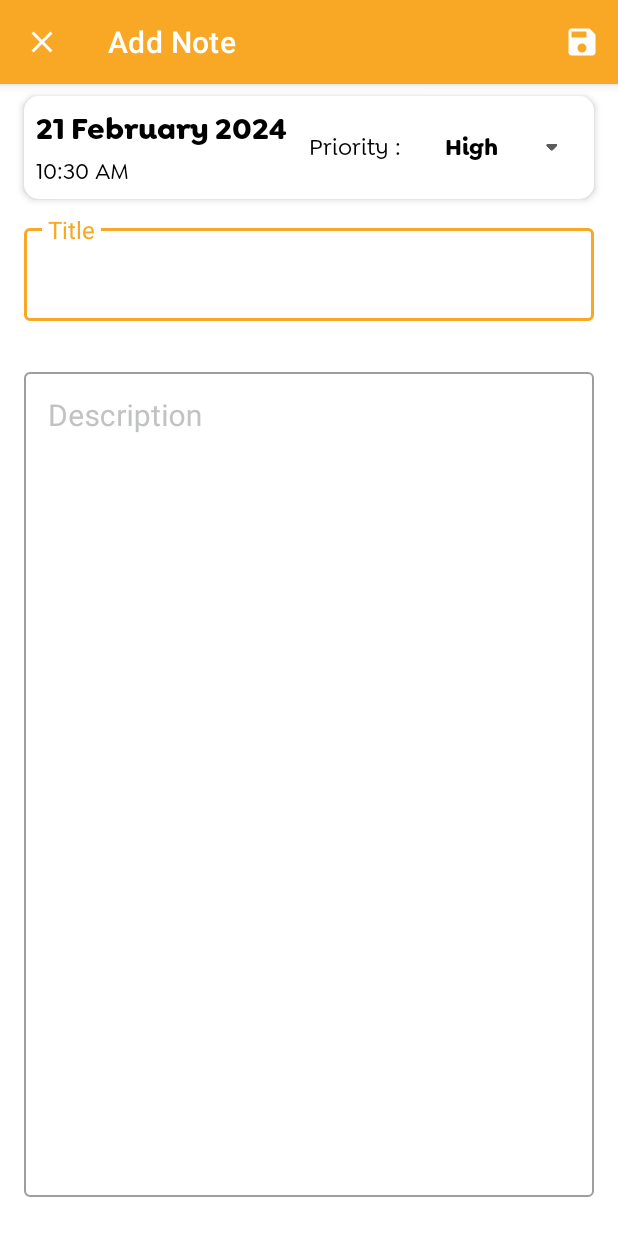
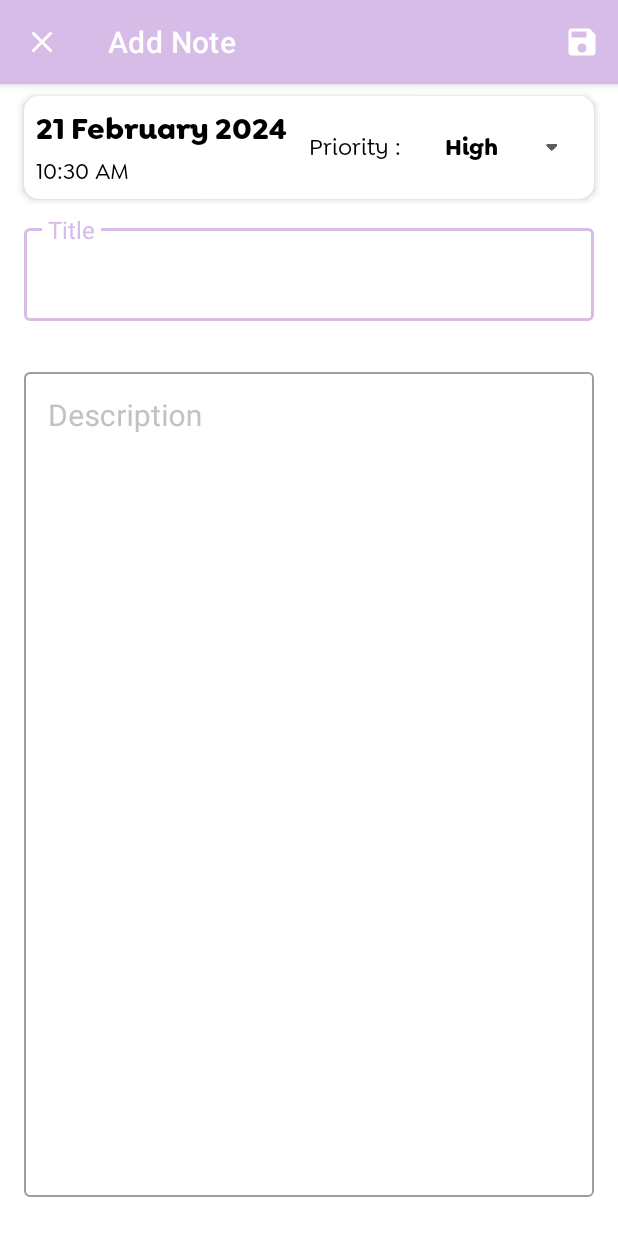
Before and after one commit to harshu-2001/Think, an Android app: the MainActivity screen opened directly, with no data from a screen before it, after a tap on an icon or button, on a phone screen of 412 x 824 dp. Run offline under Robolectric (Android 15) with nearby library versions, the phone set to English and light mode, and no system bars; our stand-ins replace Room's generated code.

Commit message:
Architecture change

```diff
--- /dev/null
+++ b/app/src/main/java/com/onedeveloper/think/constants/Requests.kt
@@ -0,0 +1,5 @@
+package com.onedeveloper.think.constants
+
+enum class Requests(val requestCode:Int) {
+    ADD_NOTE(1), EDIT_NOTE(2)
+}
--- a/app/src/main/java/com/onedeveloper/think/home/AddEditNoteActivity.kt
+++ b/app/src/main/java/com/onedeveloper/think/home/AddEditNoteActivity.kt
@@ -29,7 +29,7 @@ class AddEditNoteActivity : AppCompatActivity() {
     private var mCardView :LinearLayout ? =null
 
     //private String currentDate;
-    protected override fun onCreate(savedInstanceState: Bundle?) {
+    override fun onCreate(savedInstanceState: Bundle?) {
         super.onCreate(savedInstanceState)
         setContentView(R.layout.activity_add_note)
         val calendar = Calendar.getInstance()
@@ -45,14 +45,14 @@ class AddEditNoteActivity : AppCompatActivity() {
         tvDate = findViewById<TextView>(R.id.tv_date)
         tvTime = findViewById<TextView>(R.id.tv_time)
         mCardView = findViewById(R.id.cardView)
-        getSupportActionBar()?.setHomeAsUpIndicator(R.drawable.ic_close)
-        val intent: Intent = getIntent()
+        supportActionBar?.setHomeAsUpIndicator(R.drawable.ic_close)
+        val intent: Intent = intent
         if (intent.hasExtra(EXTRA_ID)) {
-            setTitle("Edit Note")
+            title = "Edit Note"
             editTextTitle?.setText(intent.getStringExtra(EXTRA_TITLE))
             editTextDescription?.setText(intent.getStringExtra(EXTRA_DESCRIPTION))
-            tvDate?.setText(intent.getStringExtra(EXTRA_DATE))
-            tvTime?.setText(intent.getStringExtra(EXTRA_TIME))
+            tvDate?.text = intent.getStringExtra(EXTRA_DATE)
+            tvTime?.text = intent.getStringExtra(EXTRA_TIME)
 //            mCardView?.setBackgroundColor(Color.parseColor(intent.getStringExtra(EXTRA_COLOR)))
             //ArrayAdapter<CharSequence> adapter = ArrayAdapter.createFromResource(this,R.array.priorityList,R.layout.style_spinner);
             val array = arrayOf("High", "Medium", "Low")
@@ -61,9 +61,9 @@ class AddEditNoteActivity : AppCompatActivity() {
             spinnerPriority!!.adapter = adapter
             //spinnerPriority.setSelection(intent.getIntExtra(EXTRA_PRIORITY_NUMBER,1));
         } else {
-            setTitle("Add Note")
-            tvDate?.setText(date)
-            tvTime?.setText(time)
+            title = "Add Note"
+            tvDate?.text = date
+            tvTime?.text = time
             //ArrayAdapter<CharSequence> adapter = ArrayAdapter.createFromResource(this,R.array.priorityList,R.layout.style_spinner);
             val array = arrayOf("High", "Medium", "Low")
             val adapter: ArrayAdapter<String> =
@@ -74,11 +74,11 @@ class AddEditNoteActivity : AppCompatActivity() {
     }
 
     private fun saveNote() {
-        val title: String = editTextTitle?.getText().toString()
-        val description: String = editTextDescription?.getText().toString()
+        val title: String = editTextTitle?.text.toString()
+        val description: String = editTextDescription?.text.toString()
         val priority = spinnerPriority!!.selectedItem.toString()
-        val date: String = tvDate?.getText().toString()
-        val time: String = tvTime?.getText().toString()
+        val date: String = tvDate?.text.toString()
+        val time: String = tvTime?.text.toString()
         val color:String = mCardView?.background.toString()
         if (title.trim { it <= ' ' }.isEmpty() || description.trim { it <= ' ' }.isEmpty()) {
             Toast.makeText(this, "Please insert a title and description", Toast.LENGTH_SHORT).show()
@@ -101,7 +101,7 @@ class AddEditNoteActivity : AppCompatActivity() {
             priorityNumber = 1
         }
         data.putExtra(EXTRA_PRIORITY_NUMBER, priorityNumber)
-        val id: Int = getIntent().getIntExtra(EXTRA_ID, -1)
+        val id: Int = intent.getIntExtra(EXTRA_ID, -1)
         if (id != -1) {
             data.putExtra(EXTRA_ID, id)
         }
@@ -110,7 +110,7 @@ class AddEditNoteActivity : AppCompatActivity() {
     }
 
     override fun onCreateOptionsMenu(menu: Menu): Boolean {
-        val menuInflater: MenuInflater = getMenuInflater()
+        val menuInflater: MenuInflater = menuInflater
         menuInflater.inflate(R.menu.add_note_menu, menu)
         return true
     }
--- a/app/src/main/java/com/onedeveloper/think/home/Splashscreen.kt
+++ b/app/src/main/java/com/onedeveloper/think/home/Splashscreen.kt
@@ -12,12 +12,12 @@ class Splashscreen : AppCompatActivity() {
     override fun onCreate(savedInstanceState: Bundle?) {
         super.onCreate(savedInstanceState)
         requestWindowFeature(Window.FEATURE_NO_TITLE)
-        getWindow().setFlags(
+        window.setFlags(
             WindowManager.LayoutParams.FLAG_FULLSCREEN,
             WindowManager.LayoutParams.FLAG_FULLSCREEN
         )
         setContentView(R.layout.splashscreen)
-        getSupportActionBar()?.hide()
+        supportActionBar?.hide()
         Handler().postDelayed({
             val homeIntent = Intent(this@Splashscreen, MainActivity::class.java)
             startActivity(homeIntent)
--- a/app/src/main/java/com/onedeveloper/think/utilities/SwipeToDeleteCallback.kt
+++ b/app/src/main/java/com/onedeveloper/think/utilities/SwipeToDeleteCallback.kt
@@ -32,10 +32,10 @@ abstract class SwipeToDeleteCallback(var mContext: Context) : ItemTouchHelper.Ca
         mClearPaint.xfermode = PorterDuffXfermode(PorterDuff.Mode.CLEAR)
         deleteDrawable = ContextCompat.getDrawable(mContext, R.drawable.ic_delete)!!
         deleteDrawable2 = ContextCompat.getDrawable(mContext, R.drawable.ic_delete)!!
-        intrinsicWidth = deleteDrawable.getIntrinsicWidth()
-        intrinsicHeight = deleteDrawable.getIntrinsicHeight()
-        intrinsicWidth2 = deleteDrawable2.getIntrinsicWidth()
-        intrinsicHeight2 = deleteDrawable2.getIntrinsicHeight()
+        intrinsicWidth = deleteDrawable.intrinsicWidth
+        intrinsicHeight = deleteDrawable.intrinsicHeight
+        intrinsicWidth2 = deleteDrawable2.intrinsicWidth
+        intrinsicHeight2 = deleteDrawable2.intrinsicHeight
     }
 
     override fun getMovementFlags(
@@ -77,7 +77,7 @@ abstract class SwipeToDeleteCallback(var mContext: Context) : ItemTouchHelper.Ca
             super.onChildDraw(c, recyclerView, viewHolder, dX, dY, actionState, isCurrentlyActive)
             return
         }
-        mBackground.setColor(backgroundColor)
+        mBackground.color = backgroundColor
         mBackground.setBounds(itemView.left, itemView.top, itemView.right, itemView.bottom)
         mBackground.draw(c)
         val deleteIconTop = itemView.top + (itemHeight - intrinsicHeight) / 2
--- a/app/src/main/res/layout/note_item.xml
+++ b/app/src/main/res/layout/note_item.xml
@@ -1,7 +1,6 @@
 <?xml version="1.0" encoding="utf-8"?>
 <com.google.android.material.card.MaterialCardView xmlns:android="http://schemas.android.com/apk/res/android"
     xmlns:app="http://schemas.android.com/apk/res-auto"
-    android:id="@+id/cardView"
     style="@style/Widget.MaterialComponents.CardView"
     android:layout_width="match_parent"
     android:layout_height="wrap_content"
--- a/app/src/main/res/values/colors.xml
+++ b/app/src/main/res/values/colors.xml
@@ -3,14 +3,14 @@
     <color name="black">#FF000000</color>
     <color name="white">#FFFFFFFF</color>
     <!--?xml version="1.0" encoding="UTF-8"?-->
-    <color name="primaryColor">#f9a825</color>
-    <color name="primaryLightColor">#ffd95a</color>
-    <color name="primaryDarkColor">#c17900</color>
+    <color name="primaryColor">#D7BCE8</color>
+    <color name="primaryLightColor">#FDE2FF</color>
+    <color name="primaryDarkColor">#5D576B</color>
     <color name="primaryTextColor">#000000</color>
     <color name="modeColor">#ffffff</color>
     <color name="backColor">#ffffff</color>
-    <color name="dialogueBtn">#f9a825</color>
-    <color name="mtrl_textinput_default_box_stroke_color" tools:override="true">#c1c2c4</color>
+    <color name="dialogueBtn">#5D576B</color>
+    <color name="mtrl_textinput_default_box_stroke_color" tools:override="true">#8884FF</color>
     <color name="color_1">#aec7e8</color>
     <color name="color_2">#ffbb78</color>
     <color name="color_3">#98df8a</color>
```
Also changed, not shown: app/src/main/java/com/onedeveloper/think/adapter/NoteAdapter.kt (+1 -20 lines), app/src/main/java/com/onedeveloper/think/home/MainActivity.kt (+51 -58 lines).
